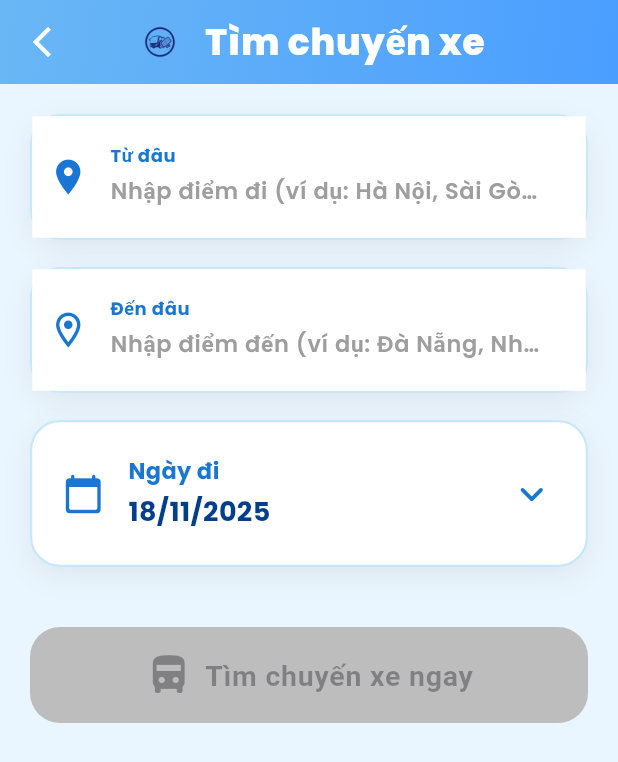
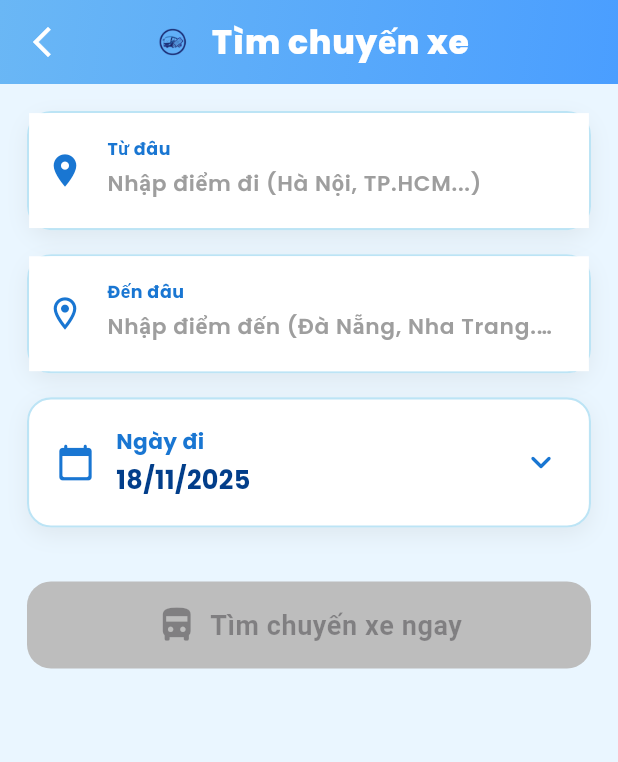
Before and after one commit to nhittt29/busticket-app, a Flutter app: the SearchScreen screen opened by its route, on a phone screen of 412 x 824 dp. Shown: the top 762 px of the screen. Run offline on Flutter 3.47's test engine with Material 3 defaults, Android fonts, the light colour scheme and no system bars; our stand-ins replace app_links, equatable, firebase_core, flutter_bloc, flutter_cache_manager, google_fonts and 4 more; accounts and stored records are empty.

Commit message:
refactor(search_screen): refine UI sizing and spacing for a cleaner, more balanced look

```diff
--- a/frontend/lib/booking/screens/search_screen.dart
+++ b/frontend/lib/booking/screens/search_screen.dart
@@ -70,13 +70,13 @@ class _SearchScreenState extends State<SearchScreen> {
         title: Row(
           mainAxisSize: MainAxisSize.min,
           children: [
-            Image.asset('assets/images/bus_logo.png', height: 36),
-            const SizedBox(width: 12),
+            Image.asset('assets/images/bus_logo.png', height: 32),
+            const SizedBox(width: 10),
             const Text(
               "Tìm chuyến xe",
               style: TextStyle(
                 color: Colors.white,
-                fontSize: 24,
+                fontSize: 22,
                 fontWeight: FontWeight.w800,
                 letterSpacing: 0.5,
               ),
@@ -85,7 +85,7 @@ class _SearchScreenState extends State<SearchScreen> {
         ),
       ),
       body: Padding(
-        padding: const EdgeInsets.all(20),
+        padding: const EdgeInsets.all(18),
         child: BlocListener<BookingCubit, BookingState>(
           listenWhen: (previous, current) =>
               previous.loading && !current.loading && current.trips.isNotEmpty && current.error == null,
@@ -94,7 +94,6 @@ class _SearchScreenState extends State<SearchScreen> {
           },
           child: BlocBuilder<BookingCubit, BookingState>(
             builder: (context, state) {
-              // Hiển thị lỗi nếu có
               if (state.error != null && !state.loading) {
                 WidgetsBinding.instance.addPostFrameCallback((_) {
                   ScaffoldMessenger.of(context).showSnackBar(
@@ -102,8 +101,8 @@ class _SearchScreenState extends State<SearchScreen> {
                       content: Text(state.error!, style: const TextStyle(fontWeight: FontWeight.w600)),
                       backgroundColor: Colors.redAccent,
                       behavior: SnackBarBehavior.floating,
-                      shape: RoundedRectangleBorder(borderRadius: BorderRadius.circular(14)),
-                      margin: const EdgeInsets.all(16),
+                      shape: RoundedRectangleBorder(borderRadius: BorderRadius.circular(12)),
+                      margin: const EdgeInsets.all(12),
                     ),
                   );
                 });
@@ -111,29 +110,25 @@ class _SearchScreenState extends State<SearchScreen> {
 
               return Column(
                 children: [
-                  // Điểm đi
                   _buildTextField(
                     controller: _fromController,
                     label: 'Từ đâu',
                     icon: Icons.location_on,
-                    hint: 'Nhập điểm đi (ví dụ: Hà Nội, Sài Gòn...)',
+                    hint: 'Nhập điểm đi (Hà Nội, TP.HCM...)',
                   ),
-                  const SizedBox(height: 18),
+                  const SizedBox(height: 16),
 
-                  // Điểm đến
                   _buildTextField(
                     controller: _toController,
                     label: 'Đến đâu',
                     icon: Icons.location_on_outlined,
-                    hint: 'Nhập điểm đến (ví dụ: Đà Nẵng, Nha Trang...)',
+                    hint: 'Nhập điểm đến (Đà Nẵng, Nha Trang...)',
                   ),
-                  const SizedBox(height: 18),
+                  const SizedBox(height: 16),
 
-                  // Chọn ngày
                   _buildDatePicker(context, state),
-                  const SizedBox(height: 40),
+                  const SizedBox(height: 36),
 
-                  // Nút tìm chuyến
                   _buildSearchButton(context, state),
                 ],
               );
@@ -153,31 +148,31 @@ class _SearchScreenState extends State<SearchScreen> {
     return Container(
       decoration: BoxDecoration(
         color: Colors.white,
-        borderRadius: BorderRadius.circular(20),
-        border: Border.all(color: const Color(0xFFA0D8F1).withOpacity(0.6), width: 1.5),
+        borderRadius: BorderRadius.circular(16),
+        border: Border.all(color: const Color(0xFFA0D8F1).withOpacity(0.7), width: 1.4),
         boxShadow: [
           BoxShadow(
-            color: Colors.grey.withOpacity(0.18),
-            blurRadius: 16,
-            offset: const Offset(0, 6),
+            color: Colors.grey.withOpacity(0.16),
+            blurRadius: 12,
+            offset: const Offset(0, 5),
           ),
         ],
       ),
       child: TextField(
         controller: controller,
-        style: const TextStyle(fontSize: 17, fontWeight: FontWeight.w600),
+        style: const TextStyle(fontSize: 16.5, fontWeight: FontWeight.w600),
         decoration: InputDecoration(
           labelText: label,
           labelStyle: const TextStyle(
             color: primaryBlue,
             fontWeight: FontWeight.bold,
-            fontSize: 16,
+            fontSize: 15.5,
           ),
           hintText: hint,
-          hintStyle: TextStyle(color: Colors.grey[500], fontSize: 15),
-          prefixIcon: Icon(icon, color: primaryBlue, size: 28),
+          hintStyle: TextStyle(color: Colors.grey[500], fontSize: 14.5),
+          prefixIcon: Icon(icon, color: primaryBlue, size: 26),
           border: InputBorder.none,
-          contentPadding: const EdgeInsets.symmetric(horizontal: 20, vertical: 20),
+          contentPadding: const EdgeInsets.symmetric(horizontal: 18, vertical: 18),
           floatingLabelBehavior: FloatingLabelBehavior.always,
         ),
       ),
@@ -189,7 +184,7 @@ class _SearchScreenState extends State<SearchScreen> {
         '${state.date.day.toString().padLeft(2, '0')}/${state.date.month.toString().padLeft(2, '0')}/${state.date.year}';
 
     return InkWell(
-      borderRadius: BorderRadius.circular(20),
+      borderRadius: BorderRadius.circular(16),
       onTap: () async {
         final date = await showDatePicker(
           context: context,
@@ -217,23 +212,23 @@ class _SearchScreenState extends State<SearchScreen> {
         }
       },
       child: Container(
-        padding: const EdgeInsets.symmetric(horizontal: 20, vertical: 22),
+        padding: const EdgeInsets.symmetric(horizontal: 18, vertical: 18),
         decoration: BoxDecoration(
           color: Colors.white,
-          borderRadius: BorderRadius.circular(20),
-          border: Border.all(color: const Color(0xFFA0D8F1).withOpacity(0.6), width: 1.5),
+          borderRadius: BorderRadius.circular(16),
+          border: Border.all(color: const Color(0xFFA0D8F1).withOpacity(0.7), width: 1.4),
           boxShadow: [
             BoxShadow(
-              color: Colors.grey.withOpacity(0.18),
-              blurRadius: 16,
-              offset: const Offset(0, 6),
+              color: Colors.grey.withOpacity(0.16),
+              blurRadius: 12,
+              offset: const Offset(0, 5),
             ),
           ],
         ),
         child: Row(
           children: [
-            const Icon(Icons.calendar_today_rounded, color: primaryBlue, size: 28),
-            const SizedBox(width: 16),
+            const Icon(Icons.calendar_today_rounded, color: primaryBlue, size: 26),
+            const SizedBox(width: 14),
             Column(
               crossAxisAlignment: CrossAxisAlignment.start,
               children: [
@@ -242,14 +237,14 @@ class _SearchScreenState extends State<SearchScreen> {
                   style: TextStyle(
                     color: primaryBlue,
                     fontWeight: FontWeight.bold,
-                    fontSize: 15,
+                    fontSize: 14.5,
                   ),
                 ),
-                const SizedBox(height: 4),
+                const SizedBox(height: 3),
                 Text(
                   formattedDate,
                   style: const TextStyle(
-                    fontSize: 18,
+                    fontSize: 17,
                     fontWeight: FontWeight.bold,
                     color: Color(0xFF023E8A),
                   ),
@@ -257,7 +252,7 @@ class _SearchScreenState extends State<SearchScreen> {
               ],
             ),
             const Spacer(),
-            const Icon(Icons.keyboard_arrow_down_rounded, color: primaryBlue, size: 32),
+            const Icon(Icons.keyboard_arrow_down_rounded, color: primaryBlue, size: 28),
           ],
         ),
       ),
@@ -269,7 +264,7 @@ class _SearchScreenState extends State<SearchScreen> {
 
     return SizedBox(
       width: double.infinity,
-      height: 64,
+      height: 58,
       child: ElevatedButton.icon(
         onPressed: state.loading || !canSearch
             ? null
@@ -278,22 +273,22 @@ class _SearchScreenState extends State<SearchScreen> {
               },
         icon: state.loading
             ? const SizedBox(
-                width: 24,
-                height: 24,
-                child: CircularProgressIndicator(color: Colors.white, strokeWidth: 3),
+                width: 22,
+                height: 22,
+                child: CircularProgressIndicator(color: Colors.white, strokeWidth: 2.8),
               )
-            : const Icon(Icons.directions_bus_filled, size: 32),
+            : const Icon(Icons.directions_bus_filled, size: 28),
         label: Text(
-          state.loading ? 'Đang tìm chuyến...' : 'Tìm chuyến xe ngay',
-          style: const TextStyle(fontSize: 19, fontWeight: FontWeight.bold, letterSpacing: 0.5),
+          state.loading ? 'Đang tìm...' : 'Tìm chuyến xe ngay',
+          style: const TextStyle(fontSize: 18, fontWeight: FontWeight.bold, letterSpacing: 0.4),
         ),
         style: ElevatedButton.styleFrom(
           backgroundColor: primaryGradientStart,
           disabledBackgroundColor: Colors.grey[400],
           foregroundColor: Colors.white,
-          elevation: 12,
+          elevation: 10,
           shadowColor: primaryGradientStart.withOpacity(0.5),
-          shape: RoundedRectangleBorder(borderRadius: BorderRadius.circular(20)),
+          shape: RoundedRectangleBorder(borderRadius: BorderRadius.circular(16)),
         ),
       ),
     );
```
